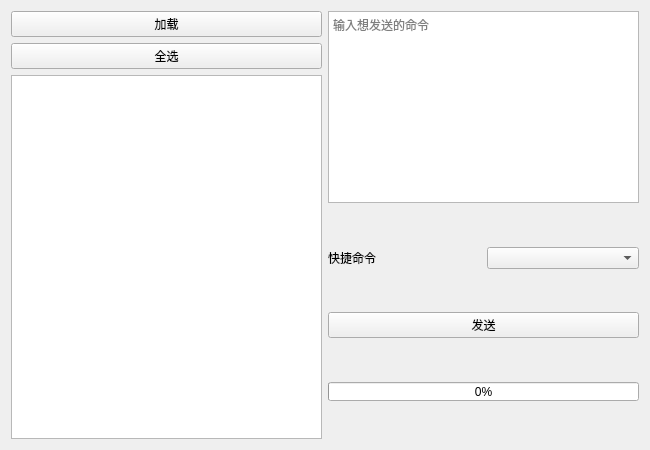
Old version of the form src/page/command/command.ui in the repository superhuap/mythware_tools.
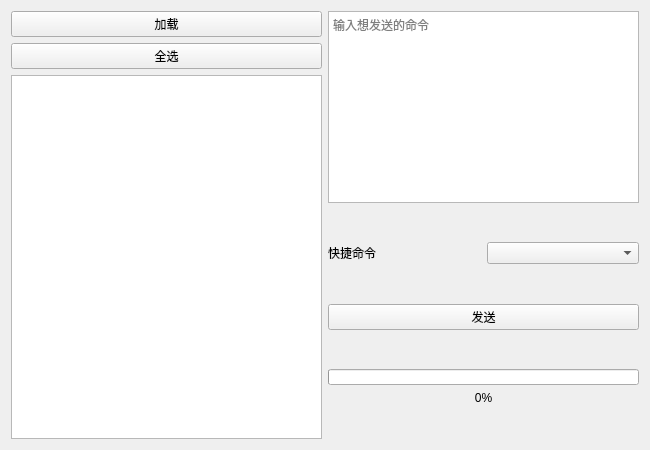
New version of the form. Custom widgets are drawn as their Qt base class.

```diff
--- a/src/page/command/command.ui
+++ b/src/page/command/command.ui
@@ -133,6 +133,9 @@
          <property name="value">
           <number>0</number>
          </property>
+         <property name="textVisible">
+          <bool>false</bool>
+         </property>
          <property name="invertedAppearance">
           <bool>false</bool>
          </property>
@@ -140,6 +143,16 @@
        </item>
       </layout>
      </item>
+     <item>
+      <widget class="ElaText" name="label_Progress">
+       <property name="text">
+        <string>0%</string>
+       </property>
+       <property name="alignment">
+        <set>Qt::AlignCenter</set>
+       </property>
+      </widget>
+     </item>
      <item>
       <spacer name="verticalSpacer_4">
        <property name="orientation">
```
